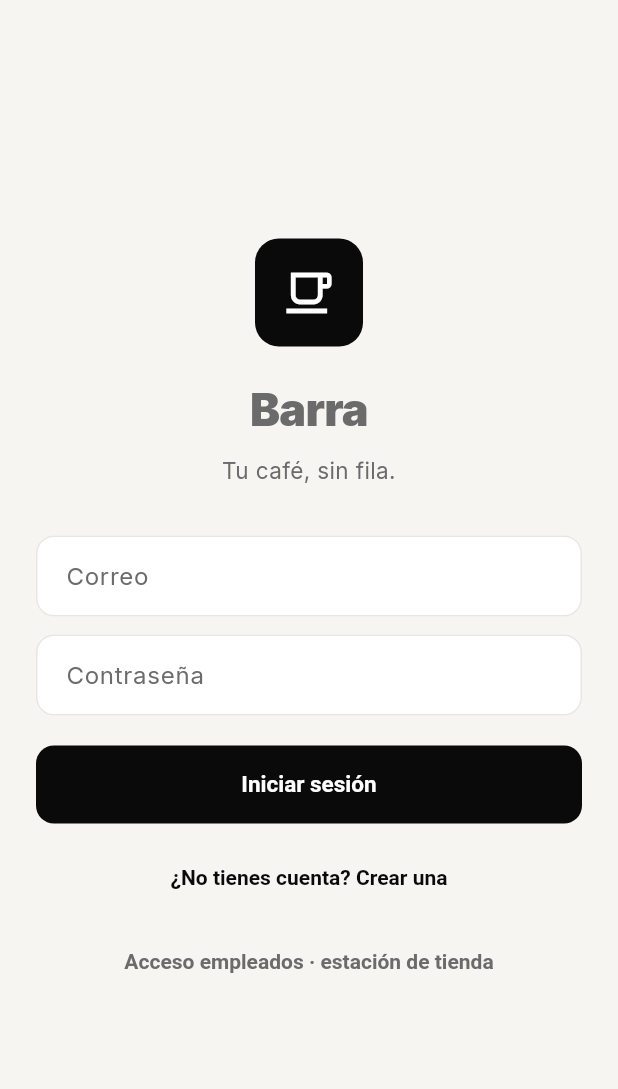
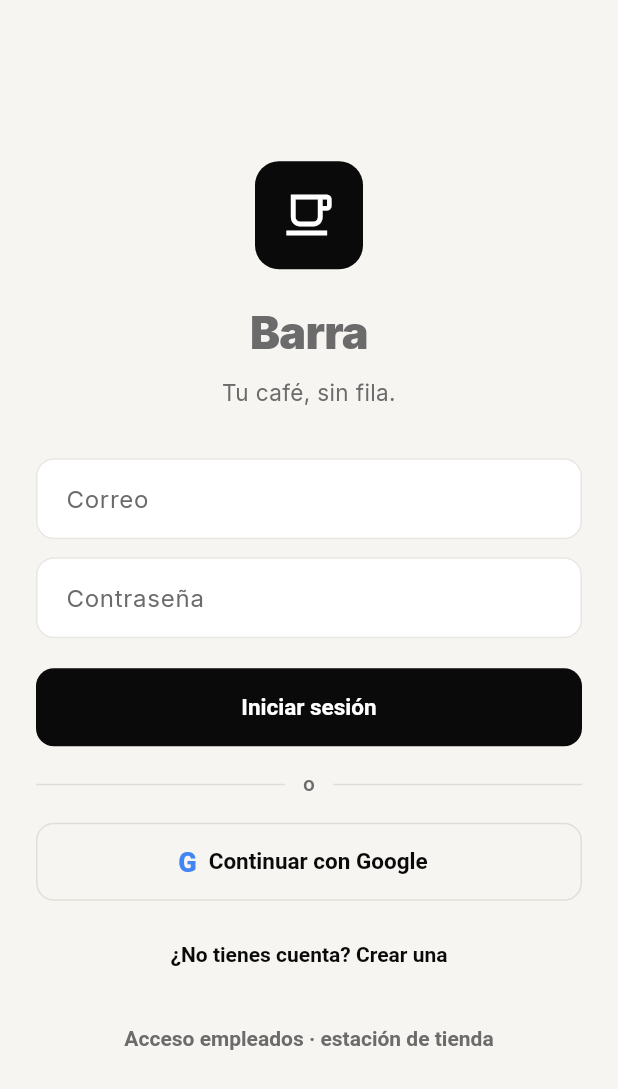
Before and after one commit to RaulPin/coffeclub, a Flutter app: the screen it shows after launch, on a phone screen of 412 x 824 dp. Shown: the top 1089 px of the screen. Run offline on Flutter 3.47's test engine with Material 3 defaults, Android fonts, the phone set to English and light mode, and no system bars; our stand-ins replace cloud_firestore, cloud_functions, firebase_auth, firebase_core, flutter_map, flutter_riverpod and 4 more; missing offline and left inert: flutter_stripe; accounts and stored records are empty.

Commit message:
feat(auth): add 'Continuar con Google' sign-in
- signInWithGoogle on AuthRepository (mock + Firebase impls)
- Web uses Firebase signInWithPopup; mobile uses google_sign_in +
  signInWithCredential; signOut also clears Google session on mobile
- Login screen: 'o' divider + Google button below email/password
- Controller exposes signInWithGoogle; cancel is handled silently

Co-Authored-By: Claude Opus 4.8 <noreply@anthropic.com>
Claude-Session: https://claude.ai/code/session_01WmHHfBbpZpBwh6379s6nQ6

```diff
--- a/lib/features/auth/application/auth_controller.dart
+++ b/lib/features/auth/application/auth_controller.dart
@@ -31,6 +31,10 @@ class AuthController extends StateNotifier<AppUser?> {
     state = await _repository.register(name, email, password);
   }
 
+  Future<void> signInWithGoogle() async {
+    state = await _repository.signInWithGoogle();
+  }
+
   Future<void> signOut() async {
     await _repository.signOut();
     state = null;
--- a/lib/features/auth/presentation/login_screen.dart
+++ b/lib/features/auth/presentation/login_screen.dart
@@ -69,6 +69,31 @@ class _LoginScreenState extends ConsumerState<LoginScreen> {
       setState(() {
         _loading = false;
         _error = 'No pudimos continuar. Inténtalo de nuevo.';
+      });
+    }
+  }
+
+  Future<void> _googleSignIn() async {
+    setState(() {
+      _loading = true;
+      _error = null;
+    });
+    try {
+      await ref.read(authControllerProvider.notifier).signInWithGoogle();
+      if (mounted) context.go('/cafes');
+    } on FirebaseAuthException catch (e) {
+      if (e.code == 'canceled' || e.code == 'popup-closed-by-user') {
+        setState(() => _loading = false);
+        return;
+      }
+      setState(() {
+        _loading = false;
+        _error = _message(e.code);
+      });
+    } catch (_) {
+      setState(() {
+        _loading = false;
+        _error = 'No pudimos continuar con Google. Inténtalo de nuevo.';
       });
     }
   }
@@ -157,6 +182,28 @@ class _LoginScreenState extends ConsumerState<LoginScreen> {
                         : Text(_register ? 'Crear cuenta' : 'Iniciar sesión'),
                   ),
                 ),
+                const SizedBox(height: AppSpacing.lg),
+                const _OrDivider(),
+                const SizedBox(height: AppSpacing.lg),
+                SizedBox(
+                  height: AppRadius.buttonHeight,
+                  child: OutlinedButton.icon(
+                    onPressed: _loading ? null : _googleSignIn,
+                    style: OutlinedButton.styleFrom(
+                      foregroundColor: AppColors.ink,
+                      side: const BorderSide(color: Color(0xFFE2DED7)),
+                      shape: RoundedRectangleBorder(
+                        borderRadius:
+                            BorderRadius.circular(AppRadius.button),
+                      ),
+                    ),
+                    icon: const _GoogleG(),
+                    label: const Text(
+                      'Continuar con Google',
+                      style: TextStyle(fontWeight: FontWeight.w700),
+                    ),
+                  ),
+                ),
                 const SizedBox(height: AppSpacing.md),
                 TextButton(
                   onPressed: _loading
@@ -207,3 +254,46 @@ class _LoginScreenState extends ConsumerState<LoginScreen> {
     );
   }
 }
+
+/// Separador "──── o ────" entre el correo y el acceso con Google.
+class _OrDivider extends StatelessWidget {
+  const _OrDivider();
+
+  @override
+  Widget build(BuildContext context) {
+    return Row(
+      children: [
+        const Expanded(child: Divider(color: Color(0xFFE2DED7))),
+        Padding(
+          padding: const EdgeInsets.symmetric(horizontal: AppSpacing.md),
+          child: Text(
+            'o',
+            style: TextStyle(
+              color: AppColors.muted,
+              fontSize: 13,
+              fontWeight: FontWeight.w600,
+            ),
+          ),
+        ),
+        const Expanded(child: Divider(color: Color(0xFFE2DED7))),
+      ],
+    );
+  }
+}
+
+/// Logo "G" de Google en los cuatro colores de la marca.
+class _GoogleG extends StatelessWidget {
+  const _GoogleG();
+
+  @override
+  Widget build(BuildContext context) {
+    return const Text(
+      'G',
+      style: TextStyle(
+        fontSize: 18,
+        fontWeight: FontWeight.w900,
+        color: Color(0xFF4285F4),
+      ),
+    );
+  }
+}
```
Also changed, not shown: lib/features/auth/data/auth_repository.dart (+15 -0 lines), lib/features/auth/data/firebase_auth_repository.dart (+34 -1 lines).
